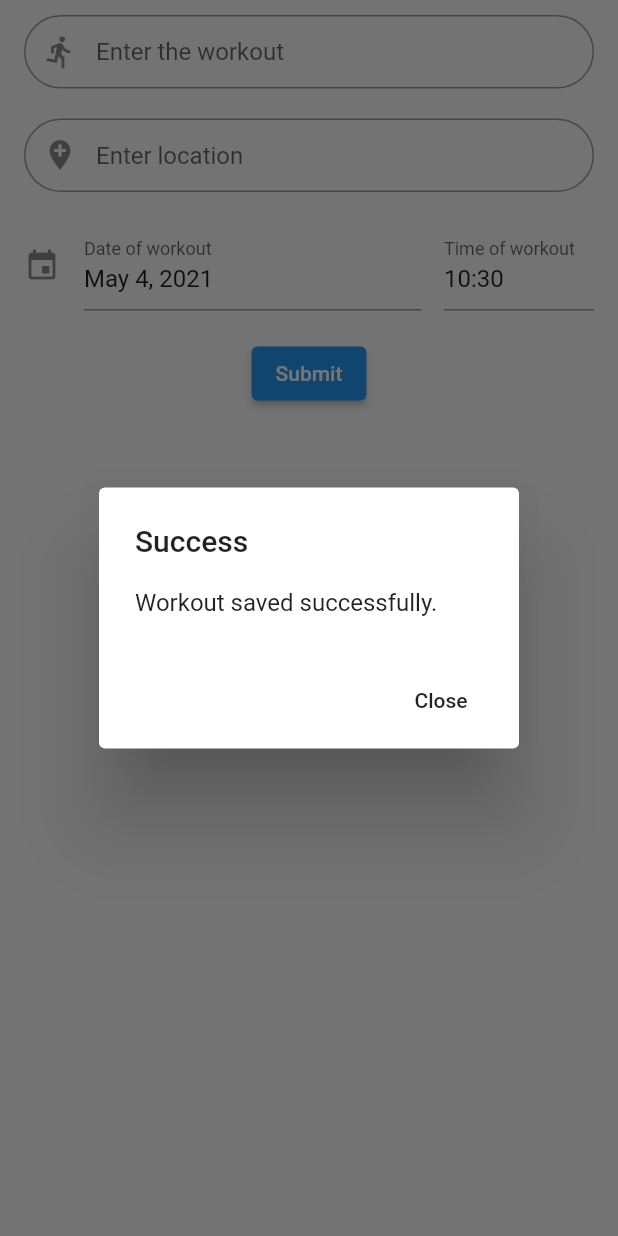
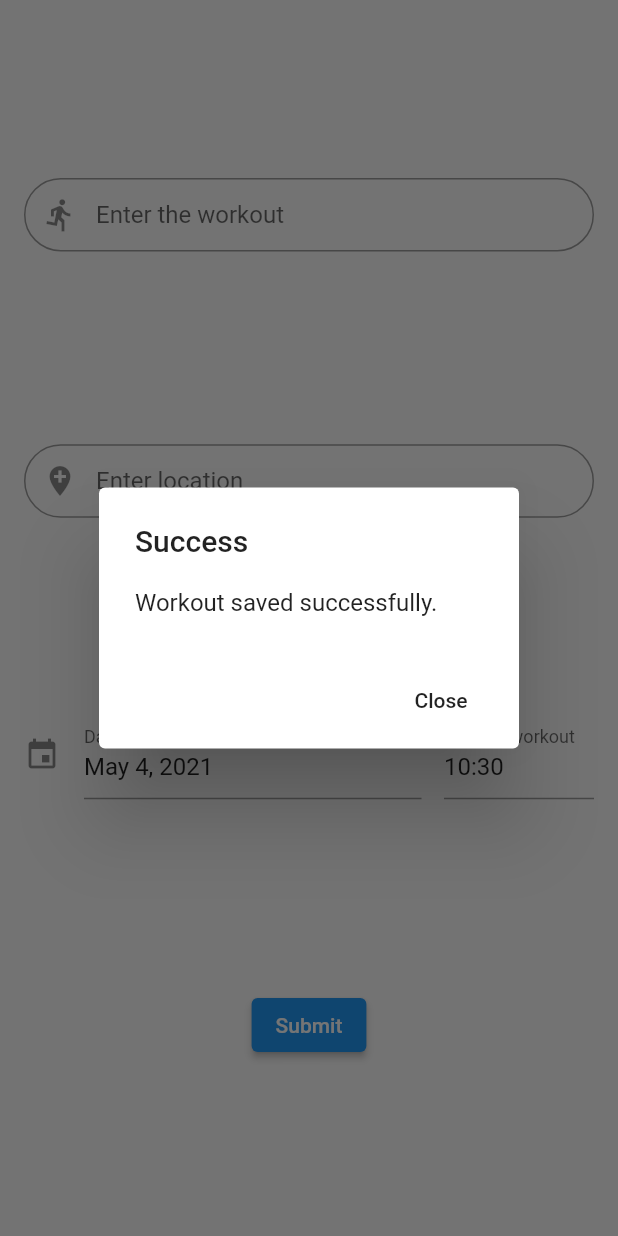
Before and after one commit to edwardrichtofen115/gym_day, a Flutter app: the CheckInPage screen opened directly, after a tap on "Submit", on a phone screen of 412 x 824 dp. Run offline on Flutter 3.47's test engine with Material 2 defaults, Android fonts, the phone set to English and light mode, and no system bars; drawn by our look-alikes of date_time_picker; our stand-ins replace cloud_firestore, firebase_auth, firebase_core, font_awesome_flutter, modal_progress_hud, shared_preferences; accounts and stored records are empty.

```diff
--- a/lib/checkin_form.dart
+++ b/lib/checkin_form.dart
@@ -1,6 +1,7 @@
 import 'package:date_time_picker/date_time_picker.dart';
+import 'package:flutter/cupertino.dart';
 import 'package:flutter/material.dart';
-
+import 'dart:io' show Platform;
 import 'package:cloud_firestore/cloud_firestore.dart';
 import 'package:firebase_auth/firebase_auth.dart';
 
@@ -36,6 +37,7 @@ class CheckinFormState extends State<CheckinForm> {
       key: _formKey,
       child: Column(
         crossAxisAlignment: CrossAxisAlignment.center,
+        mainAxisAlignment: MainAxisAlignment.spaceEvenly,
         children: <Widget>[
           Padding(
             padding:
@@ -118,11 +120,11 @@ class CheckinFormState extends State<CheckinForm> {
                 onSaved: (value) {
                   dateTime = DateTime.parse(value);
                 },
-            ),
-          ),
+              )),
           Padding(
               padding: const EdgeInsets.symmetric(vertical: 8.0),
-            child: ElevatedButton(
+              child: Platform.isIOS
+                  ? CupertinoButton.filled(
                       onPressed: () {
                         _firestore.collection('workouts').add({
                           'user': _auth.currentUser.email,
@@ -155,8 +157,41 @@ class CheckinFormState extends State<CheckinForm> {
                         FocusScope.of(context).unfocus();
                       },
                       child: Text('Submit'),
+                    )
+                  : ElevatedButton(
+                      onPressed: () {
+                        _firestore.collection('workouts').add({
+                          'user': _auth.currentUser.email,
+                          'workout': workout,
+                          'location': location,
+                          'dateTime': dateTime,
+                        });
+                        workoutTextController.clear();
+                        locationTextController.clear();
+
+                        showDialog(
+                          context: context,
+                          builder: (BuildContext context) {
+                            // return object of type Dialog
+                            return AlertDialog(
+                              title: new Text('Success'),
+                              content: new Text('Workout saved successfully.'),
+                              actions: <Widget>[
+                                // usually buttons at the bottom of the dialog
+                                new FlatButton(
+                                  child: new Text("Close"),
+                                  onPressed: () {
+                                    Navigator.of(context).pop();
+                                  },
                                 ),
-          ),
+                              ],
+                            );
+                          },
+                        );
+                        FocusScope.of(context).unfocus();
+                      },
+                      child: Text('Submit'),
+                    )),
         ],
       ),
     );
--- a/lib/login_screen.dart
+++ b/lib/login_screen.dart
@@ -15,6 +15,7 @@ class LoginScreen extends StatefulWidget {
 
 class _LoginScreenState extends State<LoginScreen> {
   final _auth = FirebaseAuth.instance;
+
   String email;
   String password;
   bool showSpinner = false;
```
Also changed, not shown: lib/workouts_page.dart (+58 -7 lines), 41 other files. Lines whose indentation alone changed are shown as unchanged.
